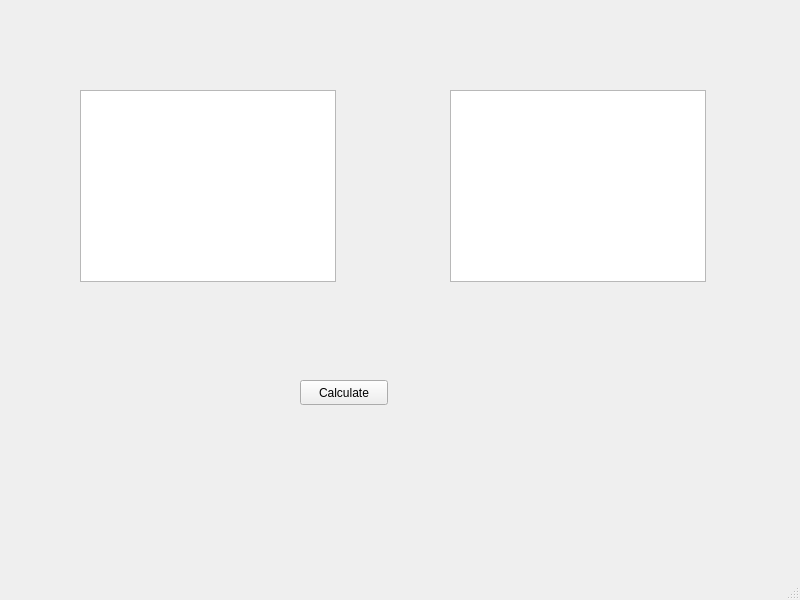
Above: ModGrad/lw2_ODE_RungeAll/mod_lw2_QtGUI/mainwindow.ui from kirpitcheq/CalcAlgs_Mod_Grad before the change. Below: the same form after it.
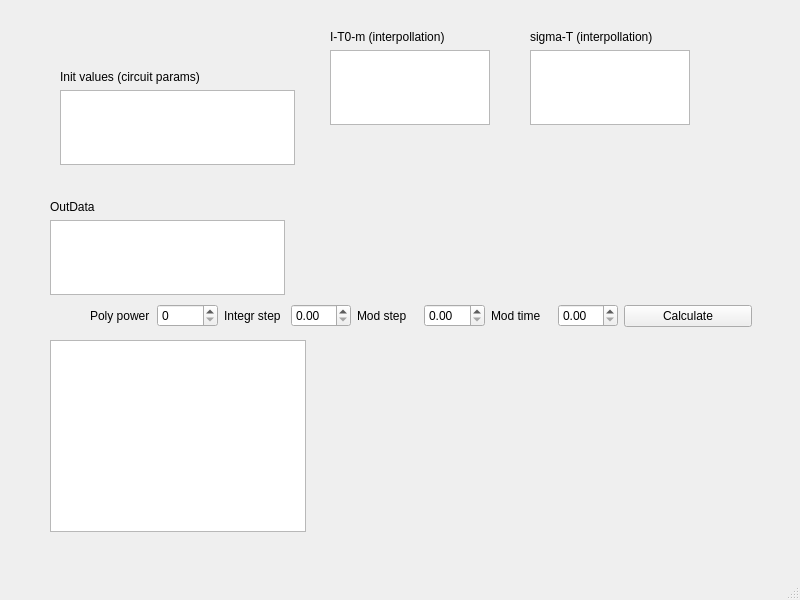
That is the form after the change.

Commit message: [mod_lw2]KPEq_Libs:+def lib Q,QtGUI:init vals set,models added,ui first draft set

```diff
--- a/ModGrad/lw2_ODE_RungeAll/mod_lw2_QtGUI/mainwindow.ui
+++ b/ModGrad/lw2_ODE_RungeAll/mod_lw2_QtGUI/mainwindow.ui
@@ -14,39 +14,179 @@
    <string>MainWindow</string>
   </property>
   <widget class="QWidget" name="centralwidget">
-   <widget class="QPushButton" name="calculateBtn">
+   <widget class="QWidget" name="verticalLayoutWidget">
     <property name="geometry">
      <rect>
-      <x>300</x>
-      <y>380</y>
-      <width>88</width>
-      <height>25</height>
+      <x>60</x>
+      <y>70</y>
+      <width>235</width>
+      <height>95</height>
      </rect>
     </property>
-    <property name="text">
-     <string>Calculate</string>
+    <layout class="QVBoxLayout" name="verticalLayout">
+     <item>
+      <widget class="QLabel" name="label">
+       <property name="text">
+        <string>Init values (circuit params)</string>
+       </property>
+      </widget>
+     </item>
+     <item>
+      <widget class="QTableView" name="tableV_InitVals"/>
+     </item>
+    </layout>
+   </widget>
+   <widget class="QWidget" name="verticalLayoutWidget_2">
+    <property name="geometry">
+     <rect>
+      <x>330</x>
+      <y>30</y>
+      <width>160</width>
+      <height>95</height>
+     </rect>
     </property>
+    <layout class="QVBoxLayout" name="verticalLayout_2">
+     <item>
+      <widget class="QLabel" name="label_2">
+       <property name="text">
+        <string>I-T0-m (interpollation)</string>
+       </property>
+      </widget>
+     </item>
+     <item>
+      <widget class="QTableView" name="tableV_I_T0_m"/>
+     </item>
+    </layout>
    </widget>
-   <widget class="QTableView" name="tableView">
+   <widget class="QWidget" name="verticalLayoutWidget_3">
     <property name="geometry">
      <rect>
-      <x>450</x>
-      <y>90</y>
-      <width>256</width>
-      <height>192</height>
+      <x>530</x>
+      <y>30</y>
+      <width>160</width>
+      <height>95</height>
      </rect>
     </property>
+    <layout class="QVBoxLayout" name="verticalLayout_3">
+     <item>
+      <widget class="QLabel" name="label_3">
+       <property name="text">
+        <string>sigma-T (interpollation)</string>
+       </property>
+      </widget>
+     </item>
+     <item>
+      <widget class="QTableView" name="tableV_Sigma_T"/>
+     </item>
+    </layout>
    </widget>
-   <widget class="QTableWidget" name="tableWidget">
+   <widget class="QWidget" name="verticalLayoutWidget_4">
     <property name="geometry">
      <rect>
-      <x>80</x>
-      <y>90</y>
+      <x>50</x>
+      <y>200</y>
+      <width>235</width>
+      <height>95</height>
+     </rect>
+    </property>
+    <layout class="QVBoxLayout" name="verticalLayout_4">
+     <item>
+      <widget class="QLabel" name="label_4">
+       <property name="text">
+        <string>OutData</string>
+       </property>
+      </widget>
+     </item>
+     <item>
+      <widget class="QTableView" name="tableV_OutData"/>
+     </item>
+    </layout>
+   </widget>
+   <widget class="QGraphicsView" name="graphicsView">
+    <property name="geometry">
+     <rect>
+      <x>50</x>
+      <y>340</y>
       <width>256</width>
       <height>192</height>
      </rect>
     </property>
    </widget>
+   <widget class="QWidget" name="">
+    <property name="geometry">
+     <rect>
+      <x>90</x>
+      <y>300</y>
+      <width>662</width>
+      <height>32</height>
+     </rect>
+    </property>
+    <layout class="QHBoxLayout" name="horizontalLayout_6">
+     <item>
+      <layout class="QHBoxLayout" name="horizontalLayout_2">
+       <item>
+        <widget class="QLabel" name="label_5">
+         <property name="text">
+          <string>Poly power</string>
+         </property>
+        </widget>
+       </item>
+       <item>
+        <widget class="QSpinBox" name="spinBox"/>
+       </item>
+      </layout>
+     </item>
+     <item>
+      <layout class="QHBoxLayout" name="horizontalLayout_3">
+       <item>
+        <widget class="QLabel" name="label_6">
+         <property name="text">
+          <string>Integr step</string>
+         </property>
+        </widget>
+       </item>
+       <item>
+        <widget class="QDoubleSpinBox" name="doubleSpinBox_2"/>
+       </item>
+      </layout>
+     </item>
+     <item>
+      <layout class="QHBoxLayout" name="horizontalLayout_4">
+       <item>
+        <widget class="QLabel" name="label_7">
+         <property name="text">
+          <string>Mod step</string>
+         </property>
+        </widget>
+       </item>
+       <item>
+        <widget class="QDoubleSpinBox" name="doubleSpinBox_3"/>
+       </item>
+      </layout>
+     </item>
+     <item>
+      <layout class="QHBoxLayout" name="horizontalLayout_5">
+       <item>
+        <widget class="QLabel" name="label_8">
+         <property name="text">
+          <string>Mod time</string>
+         </property>
+        </widget>
+       </item>
+       <item>
+        <widget class="QDoubleSpinBox" name="doubleSpinBox_4"/>
+       </item>
+      </layout>
+     </item>
+     <item>
+      <widget class="QPushButton" name="calculateBtn">
+       <property name="text">
+        <string>Calculate</string>
+       </property>
+      </widget>
+     </item>
+    </layout>
+   </widget>
   </widget>
   <widget class="QMenuBar" name="menubar">
    <property name="geometry">
```
The commit also changes 3 other files.
